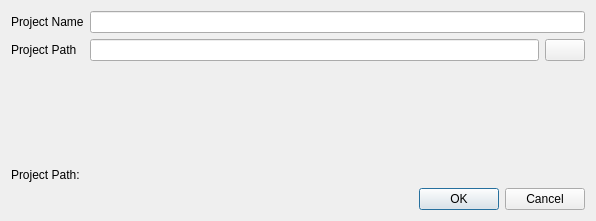
threezinedine/ntt-light-sculpture-app, file app/assets/uis/create_new_project_dialog.ui: the form before one commit.
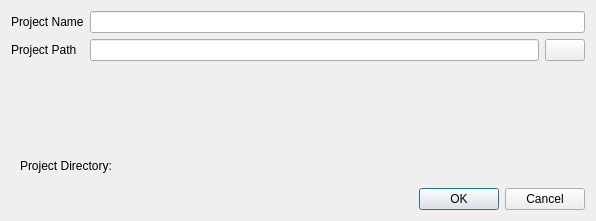
The form after the commit.

Commit message: [refactor] use mvvm design pattern

Diff of the .ui file:
```diff
--- a/app/assets/uis/create_new_project_dialog.ui
+++ b/app/assets/uis/create_new_project_dialog.ui
@@ -54,16 +54,29 @@
     </layout>
    </item>
    <item>
-    <widget class="QLabel" name="finalProjectPathLabel">
+    <widget class="QWidget" name="widget" native="true">
      <property name="sizePolicy">
       <sizepolicy hsizetype="Preferred" vsizetype="Maximum">
        <horstretch>0</horstretch>
        <verstretch>0</verstretch>
       </sizepolicy>
      </property>
-     <property name="text">
-      <string>Project Path: </string>
-     </property>
+     <layout class="QFormLayout" name="formLayout_2">
+      <item row="0" column="0">
+       <widget class="QLabel" name="label_2">
+        <property name="text">
+         <string>Project Directory:</string>
+        </property>
+       </widget>
+      </item>
+      <item row="0" column="1">
+       <widget class="QLabel" name="projectDirectoryLabel">
+        <property name="text">
+         <string/>
+        </property>
+       </widget>
+      </item>
+     </layout>
     </widget>
    </item>
    <item>
```
The commit also changes 5 other files.
